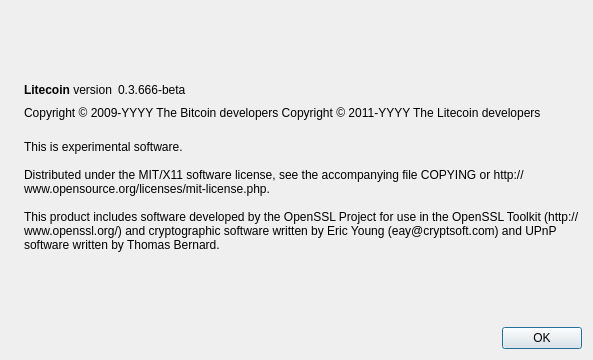
Above: src/qt/forms/aboutdialog.ui from omnicoin/eurobit before the change. Below: the same form after it.
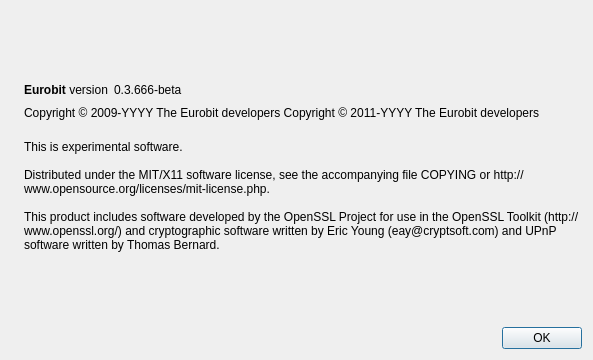
That is the form after the change. Icons and pictures are not drawn.

Commit message: first changes from Litecoin to EuroBit

The edit to the form file:
```diff
--- a/src/qt/forms/aboutdialog.ui
+++ b/src/qt/forms/aboutdialog.ui
@@ -50,7 +50,7 @@
           <cursorShape>IBeamCursor</cursorShape>
          </property>
          <property name="text">
-          <string>&lt;b&gt;Litecoin&lt;/b&gt; version</string>
+          <string>&lt;b&gt;Eurobit&lt;/b&gt; version</string>
          </property>
          <property name="textInteractionFlags">
           <set>Qt::LinksAccessibleByMouse|Qt::TextSelectableByKeyboard|Qt::TextSelectableByMouse</set>
@@ -91,8 +91,8 @@
         <cursorShape>IBeamCursor</cursorShape>
        </property>
        <property name="text">
-        <string notr="true">Copyright &amp;copy; 2009-YYYY The Bitcoin developers
-Copyright &amp;copy; 2011-YYYY The Litecoin developers</string>
+        <string notr="true">Copyright &amp;copy; 2009-YYYY The Eurobit developers
+Copyright &amp;copy; 2011-YYYY The Eurobit developers</string>
        </property>
        <property name="textFormat">
         <enum>Qt::RichText</enum>
```
Left out of the diff: 6 changed lines with no effect on the pictures. The commit also changes 264 other files.
